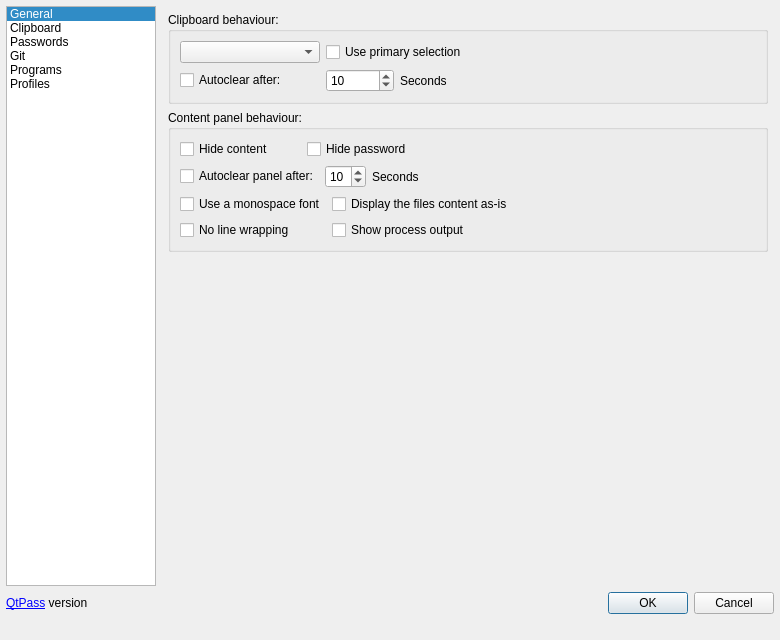
Qt form src/configdialog.ui (IJHack/QtPass) before a commit.
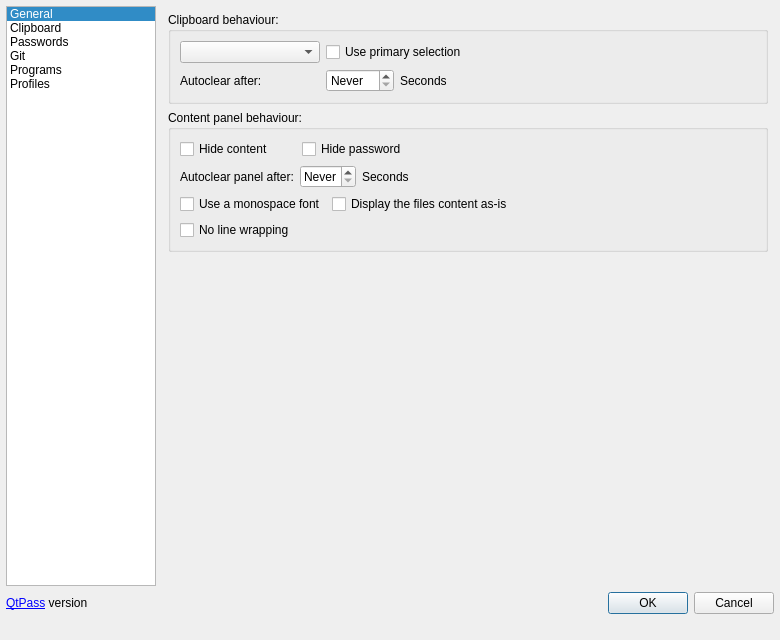
The same form after that commit. The open tabs and pages were chosen to show the change. Icons and pictures are not drawn.

The edit to the form file:
```diff
--- a/src/configdialog.ui
+++ b/src/configdialog.ui
@@ -324,7 +324,7 @@
                    </widget>
                   </item>
                   <item row="1" column="0">
-                   <widget class="QCheckBox" name="checkBoxAutoclear">
+                   <widget class="QLabel" name="labelAutoclear">
                     <property name="text">
                      <string>Autoclear after:</string>
                     </property>
@@ -332,11 +332,14 @@
                   </item>
                   <item row="1" column="1">
                    <widget class="QSpinBox" name="spinBoxAutoclearSeconds">
+                    <property name="specialValueText">
+                     <string>Never</string>
+                    </property>
                     <property name="minimum">
-                     <number>5</number>
+                     <number>0</number>
                     </property>
                     <property name="value">
-                     <number>10</number>
+                     <number>0</number>
                     </property>
                    </widget>
                   </item>
@@ -393,7 +396,7 @@
                   <item row="1" column="0" colspan="2">
                    <layout class="QHBoxLayout" name="horizontalLayout_7">
                     <item>
-                     <widget class="QCheckBox" name="checkBoxAutoclearPanel">
+                     <widget class="QLabel" name="labelAutoclearPanel">
                       <property name="text">
                        <string>Autoclear panel after:</string>
                       </property>
@@ -401,11 +404,14 @@
                     </item>
                     <item>
                      <widget class="QSpinBox" name="spinBoxAutoclearPanelSeconds">
+                      <property name="specialValueText">
+                       <string>Never</string>
+                      </property>
                       <property name="minimum">
-                       <number>5</number>
+                       <number>0</number>
                       </property>
                       <property name="value">
-                       <number>10</number>
+                       <number>0</number>
                       </property>
                      </widget>
                     </item>
@@ -465,13 +471,6 @@
                     </property>
                    </widget>
                   </item>
-                  <item row="1" column="1">
-                   <widget class="QCheckBox" name="checkBoxShowProcessOutput">
-                    <property name="text">
-                     <string>Show process output</string>
-                    </property>
-                   </widget>
-                  </item>
                   <item row="0" column="2" rowspan="2">
                    <spacer name="gridLayoutPanelOptionsSpacer">
                     <property name="orientation">
```
Left out of the diff: 43 changed lines with no effect on the pictures.
